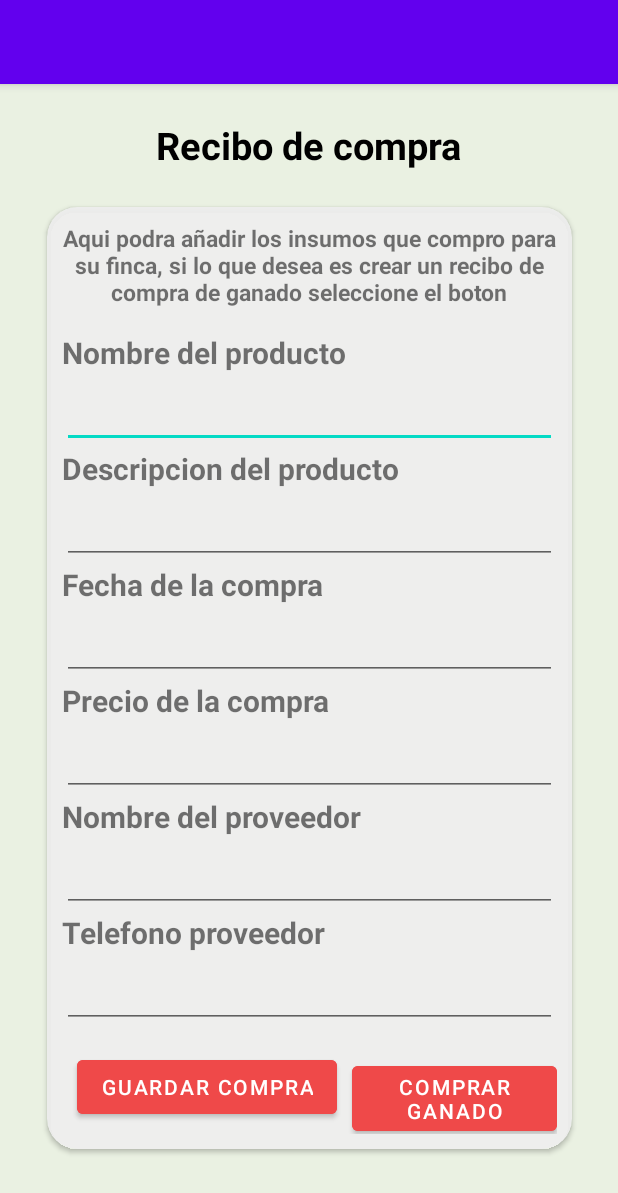
After one commit to JuanPCFdev/LivestockProject, an Android app: the BuyActivity screen opened directly, with no data from a screen before it, on a phone screen of 412 x 824 dp. The commit adds this screen. Shown: the top 1193 px of the screen. Run offline under Robolectric (Android 15) with nearby library versions, the phone set to English and light mode, and no system bars.

Commit message:
finance module views

```diff
--- /dev/null
+++ b/app/src/main/java/com/jpdev/livestockproject/ui/Finance/BuyActivity.kt
@@ -0,0 +1,24 @@
+package com.jpdev.livestockproject.ui.Finance
+
+import androidx.appcompat.app.AppCompatActivity
+import android.os.Bundle
+import com.jpdev.livestockproject.R
+import com.jpdev.livestockproject.data.network.FirebaseInstance
+import com.jpdev.livestockproject.databinding.ActivityBuyBinding
+
+class BuyActivity : AppCompatActivity() {
+    private lateinit var binding: ActivityBuyBinding
+    private lateinit var firebaseInstance: FirebaseInstance
+    override fun onCreate(savedInstanceState: Bundle?) {
+        super.onCreate(savedInstanceState)
+        binding = ActivityBuyBinding.inflate(layoutInflater)
+        setContentView(binding.root)
+        val key = intent.extras?.getString("userKey")
+        val farmKey = intent.extras?.getString("farmKey")
+        initComponents(key, farmKey)
+    }
+
+    private fun initComponents(key: String?, farmKey: String?) {
+
+    }
+}
--- a/app/src/main/java/com/jpdev/livestockproject/ui/Home/HomePageActivity.kt
+++ b/app/src/main/java/com/jpdev/livestockproject/ui/Home/HomePageActivity.kt
@@ -6,8 +6,10 @@ import android.os.Bundle
 import com.jpdev.livestockproject.R
 import com.jpdev.livestockproject.data.network.FirebaseInstance
 import com.jpdev.livestockproject.databinding.ActivityHomePageBinding
+import com.jpdev.livestockproject.ui.Cow.Consult.ConsultCowsActivity
 import com.jpdev.livestockproject.ui.Farm.deleteEdit.FarmEditDeleteActivity
-import com.jpdev.proyectoganadero.ui.User.Consult.UserActivity
+import com.jpdev.livestockproject.ui.User.Consult.UserActivity
+
 
 class HomePageActivity : AppCompatActivity() {
     private lateinit var binding: ActivityHomePageBinding
@@ -46,7 +48,7 @@ class HomePageActivity : AppCompatActivity() {
             finish()
         }
         binding.btnConsultCow.setOnClickListener {
-           // val intent = Intent(this, ConsultCowsActivity::class.java)
+            val intent = Intent(this, ConsultCowsActivity::class.java)
             intent.putExtra("userKey",key)
             intent.putExtra("farmKey",farmKey)
             startActivity(intent)
--- /dev/null
+++ b/app/src/main/res/layout/activity_buy.xml
@@ -0,0 +1,164 @@
+<?xml version="1.0" encoding="utf-8"?>
+<androidx.constraintlayout.widget.ConstraintLayout xmlns:android="http://schemas.android.com/apk/res/android"
+    xmlns:app="http://schemas.android.com/apk/res-auto"
+    xmlns:tools="http://schemas.android.com/tools"
+    android:layout_width="match_parent"
+    android:layout_height="match_parent"
+    android:background="@color/background_app"
+    tools:context=".ui.Finance.BuyActivity">
+
+    <TextView
+        android:id="@+id/title"
+        android:layout_width="wrap_content"
+        android:layout_height="wrap_content"
+        android:layout_marginHorizontal="60dp"
+        android:text="@string/Buy_title"
+        android:textColor="@color/black"
+        android:textSize="25dp"
+        android:textStyle="bold"
+        app:layout_constraintBottom_toTopOf="@id/card"
+        app:layout_constraintEnd_toEndOf="parent"
+        app:layout_constraintStart_toStartOf="parent"
+        app:layout_constraintTop_toTopOf="parent" />
+
+
+    <androidx.cardview.widget.CardView
+        android:id="@+id/card"
+        android:layout_width="350dp"
+        android:layout_height="wrap_content"
+        android:layout_marginHorizontal="25dp"
+        android:backgroundTint="@color/background_card"
+        app:cardCornerRadius="20dp"
+        app:layout_constraintBottom_toBottomOf="parent"
+        app:layout_constraintEnd_toEndOf="parent"
+        app:layout_constraintStart_toStartOf="parent"
+        app:layout_constraintTop_toTopOf="@+id/title">
+
+
+        <LinearLayout
+            android:layout_width="wrap_content"
+            android:layout_height="wrap_content"
+            android:orientation="vertical"
+            android:padding="10dp">
+
+            <TextView
+                android:layout_width="wrap_content"
+                android:layout_height="wrap_content"
+                android:layout_marginBottom="16dp"
+                android:gravity="center"
+                android:text="@string/Buy_description"
+                android:textSize="15dp"
+                android:textStyle="bold" />
+
+            <TextView
+                android:layout_width="wrap_content"
+                android:layout_height="wrap_content"
+                android:text="@string/Buy_name"
+                android:textSize="20sp"
+                android:textStyle="bold" />
+
+            <EditText
+                android:id="@+id/etNameProducto"
+                android:layout_width="match_parent"
+                android:layout_height="50dp"
+                android:maxLines="1"
+                android:singleLine="true" />
+
+            <TextView
+                android:layout_width="wrap_content"
+                android:layout_height="wrap_content"
+                android:text="@string/Buy_descriptionProduct"
+                android:textSize="20sp"
+                android:textStyle="bold" />
+
+            <EditText
+                android:id="@+id/etDesProducto"
+                android:layout_width="match_parent"
+                android:layout_height="50dp"
+                android:maxLines="1"
+                android:singleLine="true" />
+
+            <TextView
+                android:layout_width="wrap_content"
+                android:layout_height="wrap_content"
+                android:text="@string/Buy_date"
+                android:textSize="20sp"
+                android:textStyle="bold" />
+
+            <EditText
+                android:id="@+id/etFechaCompra"
+                android:layout_width="match_parent"
+                android:layout_height="50dp"
+                android:maxLines="1"
+                android:singleLine="true" />
+
+            <TextView
+                android:layout_width="wrap_content"
+                android:layout_height="wrap_content"
+                android:text="@string/Buy_price"
+                android:textSize="20sp"
+                android:textStyle="bold" />
+
+            <EditText
+                android:id="@+id/etPrecioProducto"
+                android:layout_width="match_parent"
+                android:layout_height="50dp"
+                android:maxLines="1"
+                android:singleLine="true" />
+
+            <TextView
+                android:layout_width="wrap_content"
+                android:layout_height="wrap_content"
+                android:text="@string/Buy_nameSeller"
+                android:textSize="20sp"
+                android:textStyle="bold" />
+
+            <EditText
+                android:id="@+id/etNombreProveedor"
+                android:layout_width="match_parent"
+                android:layout_height="50dp"
+                android:maxLines="1"
+                android:singleLine="true" />
+
+            <TextView
+                android:layout_width="wrap_content"
+                android:layout_height="wrap_content"
+                android:text="@string/Buy_telSeller"
+                android:textSize="20sp"
+                android:textStyle="bold" />
+
+            <EditText
+                android:id="@+id/etTelProveedor"
+                android:layout_width="match_parent"
+                android:layout_height="50dp"
+                android:maxLines="1"
+                android:singleLine="true" />
+
+            <LinearLayout
+                android:layout_width="wrap_content"
+                android:layout_height="wrap_content"
+                android:orientation="horizontal">
+
+                <Button
+                    android:layout_width="wrap_content"
+                    android:layout_height="wrap_content"
+                    android:layout_marginHorizontal="10dp"
+                    android:layout_marginTop="15dp"
+                    android:backgroundTint="@color/button_red"
+                    android:text="@string/Buy_saveBuy" />
+
+                <Button
+                    android:layout_width="wrap_content"
+                    android:layout_height="wrap_content"
+                    android:layout_marginTop="15dp"
+                    android:backgroundTint="@color/button_red"
+                    android:text="@string/Buy_buyCow" />
+            </LinearLayout>
+
+
+        </LinearLayout>
+
+    </androidx.cardview.widget.CardView>
+
+
+</androidx.constraintlayout.widget.ConstraintLayout>
```
Also changed, not shown: app/src/main/AndroidManifest.xml (+12 -0 lines), app/src/main/java/com/jpdev/livestockproject/ui/Finance/FinanceActivity.kt (added, +47 -0 lines), app/src/main/java/com/jpdev/livestockproject/ui/Finance/ReceiptHistoryActivity.kt (added, +25 -0 lines), app/src/main/java/com/jpdev/livestockproject/ui/Finance/SellCowActivity.kt (added, +25 -0 lines), app/src/main/res/layout/activity_finance.xml (added, +136 -0 lines), app/src/main/res/layout/activity_receipt_history.xml (added, +31 -0 lines), app/src/main/res/layout/activity_sell_cow.xml (added, +144 -0 lines).
